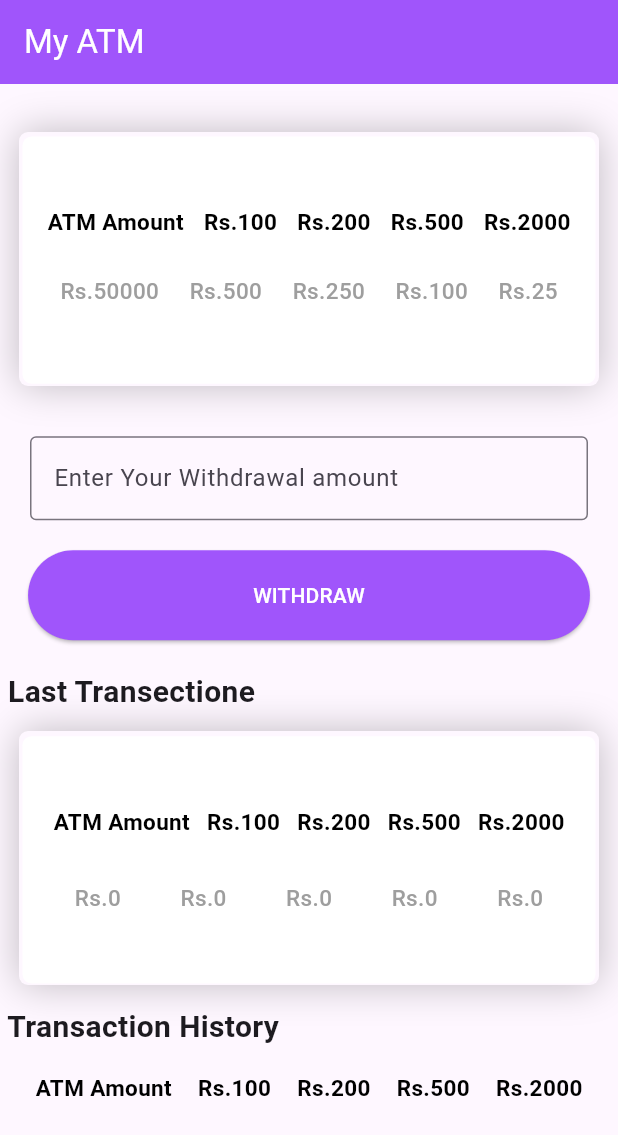
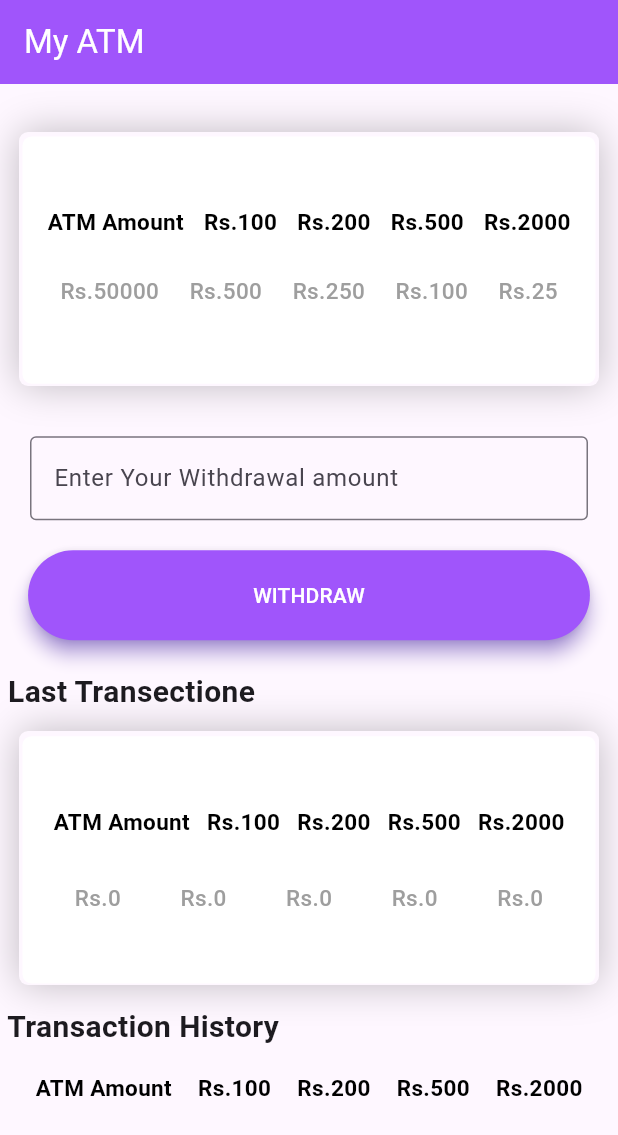
Before and after one commit to princepansuriya53/Atm_app, a Flutter app: the screen it shows after launch, on a phone screen of 412 x 824 dp. Shown: the top 1135 px of the screen. Run offline on Flutter 3.47's test engine with Material 3 defaults, Android fonts, the phone set to English and light mode, and no system bars; our stand-ins replace get_storage.

Commit message:
intial commit

```diff
--- a/lib/homepage.dart
+++ b/lib/homepage.dart
@@ -164,6 +164,8 @@ class _homescreenState extends State<homescreen> {
             Center(
               child: ElevatedButton(
                 style: ElevatedButton.styleFrom(
+                    elevation: 5,
+                    shadowColor: Colors.deepPurpleAccent,
                     backgroundColor: const Color.fromARGB(255, 160, 85, 251),
                     padding: const EdgeInsets.symmetric(
                         horizontal: 150, vertical: 20),
@@ -195,6 +197,7 @@ class _homescreenState extends State<homescreen> {
                 child: const Text(
                   'WITHDRAW',
                   style: TextStyle(color: Colors.white),
+                  textScaleFactor: 1,
                 ),
               ),
             ),
```
